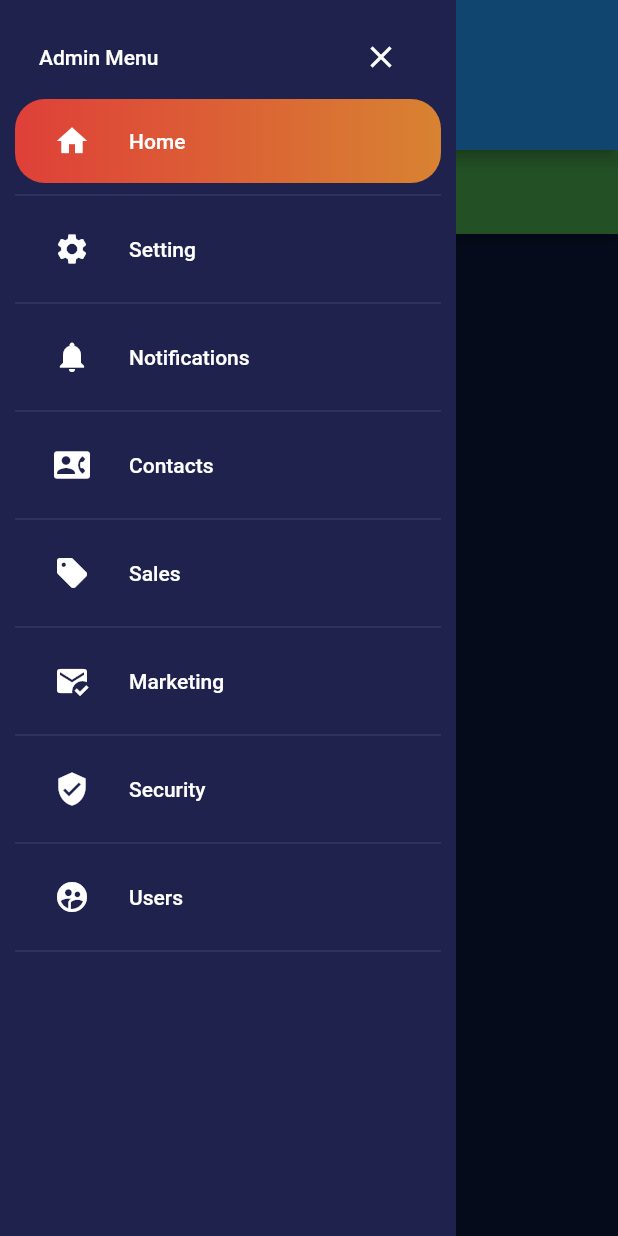
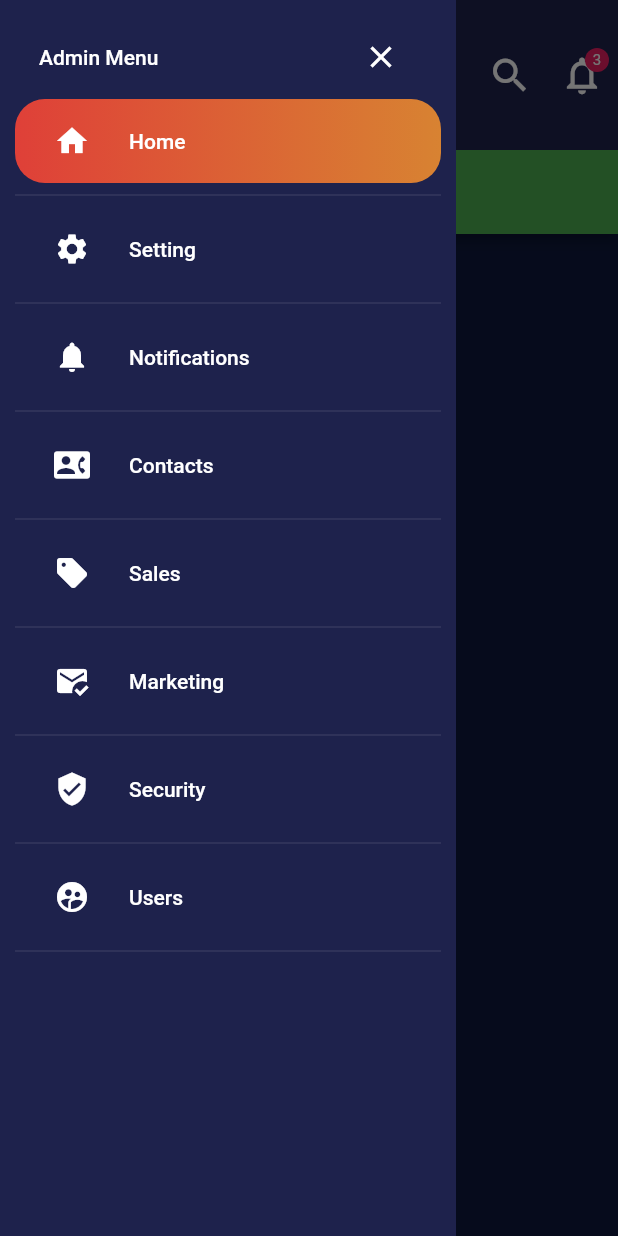
Before and after one commit to SajaHerez/responsive_admin_panel_dashboard, a Flutter app: the screen it shows after launch, with the side drawer open, on a phone screen of 412 x 824 dp. Run offline on Flutter 3.47's test engine with Material 2 defaults, Android fonts, the light colour scheme and no system bars; missing offline and left inert: dart:html.

Commit message:
custom app bar

```diff
--- a/lib/widget/custom_app_bar.dart
+++ b/lib/widget/custom_app_bar.dart
@@ -1,4 +1,10 @@
 import 'package:flutter/material.dart';
+import 'package:responsive_admin_panel_dashboard/resource/app_colors.dart';
+import 'package:responsive_admin_panel_dashboard/resource/app_padding.dart';
+import 'responsive_layout.dart';
+
+List<String> _buttonNames = ["Overview", "Revenue", "Sales", "Control"];
+int _currentSelectedButton = 0;
 
 class CustomAppBar extends StatefulWidget {
   const CustomAppBar({super.key});
@@ -10,6 +16,161 @@ class CustomAppBar extends StatefulWidget {
 class _CustomAppBarState extends State<CustomAppBar> {
   @override
   Widget build(BuildContext context) {
-    return Container();
+    return Container(
+      color: AppColors.purpleLight,
+      child: Row(children: [
+        if (ResponsiveLayout.isComputer(context))
+          Container(
+            margin: const EdgeInsets.all(AppPadding.P10),
+            height: double.infinity,
+            decoration: const BoxDecoration(boxShadow: [
+              BoxShadow(
+                color: Colors.black45,
+                offset: Offset(0, 0),
+                spreadRadius: 1,
+                blurRadius: 10,
+              )
+            ], shape: BoxShape.circle),
+            child: CircleAvatar(
+              backgroundColor: Colors.deepPurple,
+              radius: 30,
+              child: ClipRRect(
+                borderRadius: BorderRadius.circular(50),
+                child: Image.asset(
+                  "assets/images/flutterLogo.png",
+                ),
+              ),
+            ),
+          )
+        else
+          IconButton(
+            color: Colors.white,
+            iconSize: 30,
+            onPressed: () {
+              Scaffold.of(context).openDrawer();
+            },
+            icon: const Icon(Icons.menu),
+          ),
+        const SizedBox(width: AppPadding.P10),
+        if (ResponsiveLayout.isComputer(context))
+          ...List.generate(
+              _buttonNames.length,
+              (index) => TextButton(
+                  onPressed: () {
+                    setState(() {
+                      _currentSelectedButton = index;
+                    });
+                  },
+                  child: Padding(
+                    padding: const EdgeInsets.all(AppPadding.P10 * 2),
+                    child: Column(
+                        mainAxisAlignment: MainAxisAlignment.center,
+                        crossAxisAlignment: CrossAxisAlignment.center,
+                        children: [
+                          Text(
+                            _buttonNames[index],
+                            style: TextStyle(
+                              color: _currentSelectedButton == index
+                                  ? Colors.white
+                                  : Colors.white70,
+                            ),
+                          ),
+                          Container(
+                            margin: const EdgeInsets.all(AppPadding.P10 / 2),
+                            width: 60,
+                            height: 2,
+                            decoration: BoxDecoration(
+                              gradient: _currentSelectedButton == index
+                                  ? const LinearGradient(
+                                      colors: [
+                                        AppColors.red,
+                                        AppColors.orange,
+                                      ],
+                                    )
+                                  : null,
+                            ),
+                          ),
+                        ]),
+                  )))
+        else
+          Padding(
+            padding: const EdgeInsets.all(AppPadding.P10 * 2),
+            child: Column(
+              mainAxisAlignment: MainAxisAlignment.center,
+              crossAxisAlignment: CrossAxisAlignment.center,
+              children: [
+                Text(
+                  _buttonNames[_currentSelectedButton],
+                  style: const TextStyle(
+                    color: Colors.white,
+                  ),
+                ),
+                Container(
+                  margin: const EdgeInsets.all(AppPadding.P10 / 2),
+                  width: 60,
+                  height: 2,
+                  decoration: const BoxDecoration(
+                    gradient: LinearGradient(
+                      colors: [
+                        AppColors.red,
+                        AppColors.orange,
+                      ],
+                    ),
+                  ),
+                ),
+              ],
+            ),
+          ),
+        const Spacer(),
+        IconButton(
+          color: Colors.white,
+          iconSize: 30,
+          onPressed: () {},
+          icon: const Icon(Icons.search),
+        ),
+        Stack(
+          children: [
+            IconButton(
+              color: Colors.white,
+              iconSize: 30,
+              onPressed: () {},
+              icon: const Icon(Icons.notifications_none_outlined),
+            ),
+            const Positioned(
+              right: 6,
+              top: 6,
+              child: CircleAvatar(
+                backgroundColor: Colors.pink,
+                radius: 8,
+                child: Text(
+                  "3",
+                  style: TextStyle(fontSize: 10, color: Colors.white),
+                ),
+              ),
+            ),
+          ],
+        ),
+        if (!ResponsiveLayout.isPhoneLimit(context))
+          Container(
+            margin: const EdgeInsets.all(AppPadding.P10),
+            height: double.infinity,
+            decoration: const BoxDecoration(boxShadow: [
+              BoxShadow(
+                color: Colors.black45,
+                offset: Offset(0, 0),
+                spreadRadius: 1,
+                blurRadius: 10,
+              )
+            ], shape: BoxShape.circle),
+            child: const CircleAvatar(
+              backgroundColor: AppColors.orange,
+              radius: 35,
+              backgroundImage: AssetImage(
+                "assets/images/profile.png",
+              ),
+            ),
+          ),
+      ]),
+    );
   }
 }
--- a/lib/widget_tree.dart
+++ b/lib/widget_tree.dart
@@ -1,6 +1,7 @@
 import 'package:flutter/material.dart';
 import 'package:responsive_admin_panel_dashboard/screen/drawer_screen.dart';
 import 'package:responsive_admin_panel_dashboard/screen/panel_center_screen.dart';
+import 'package:responsive_admin_panel_dashboard/widget/custom_app_bar.dart';
 import 'package:responsive_admin_panel_dashboard/widget/responsive_layout.dart';
 
 import 'screen/panel_left_screen.dart';
@@ -18,7 +19,7 @@ class WidgetTree extends StatelessWidget {
         child: (ResponsiveLayout.isTinyLimit(context) ||
                 ResponsiveLayout.isTinyHeightLimit(context))
             ? Container()
-            : AppBar(),
+            : CustomAppBar(),
       ),
       body: ResponsiveLayout(
         tiny: Container(),
--- a/pubspec.yaml
+++ b/pubspec.yaml
@@ -59,10 +59,8 @@ flutter:
   uses-material-design: true
 
   # To add assets to your application, add an assets section, like this:
-  # assets:
-  #   - images/a_dot_burr.jpeg
-  #   - images/a_dot_ham.jpeg
-
+  assets:
+    - assets/images/
   # An image asset can refer to one or more resolution-specific "variants", see
   # https://flutter.dev/assets-and-images/#resolution-aware
 
```
Also changed, not shown: assets/images/flutterLogo.png (added), assets/images/profile.png (added).
